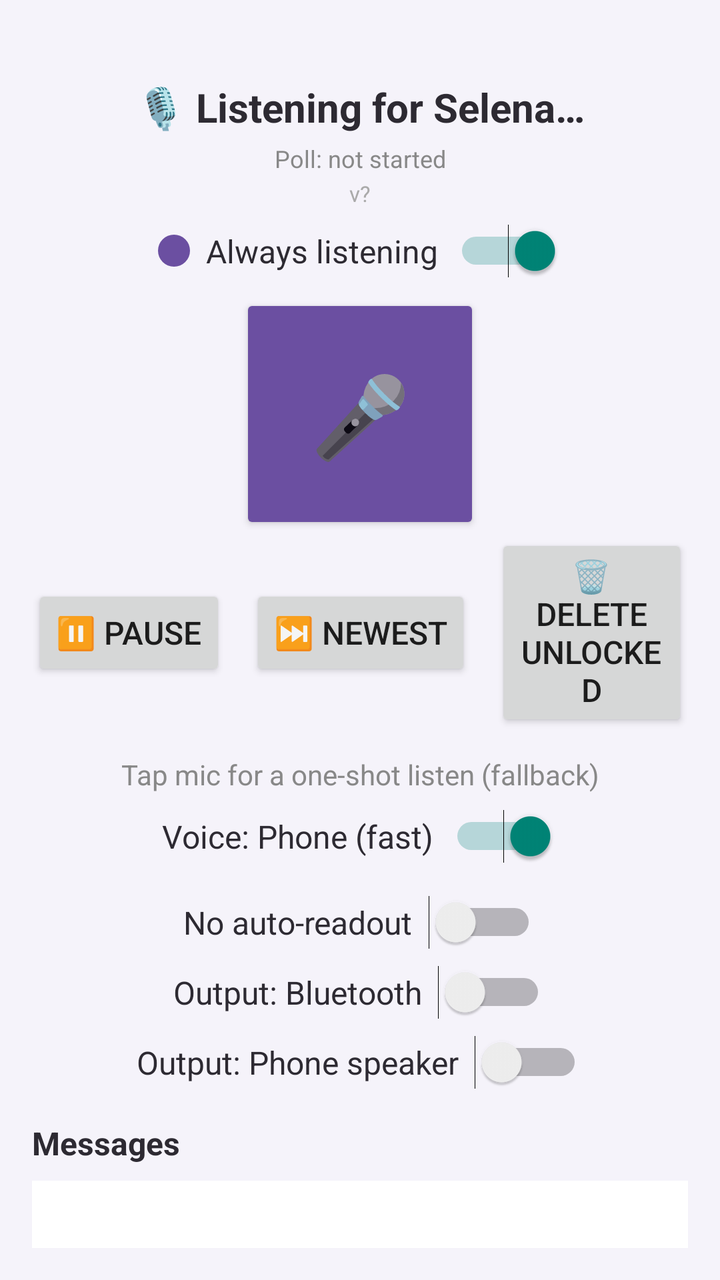
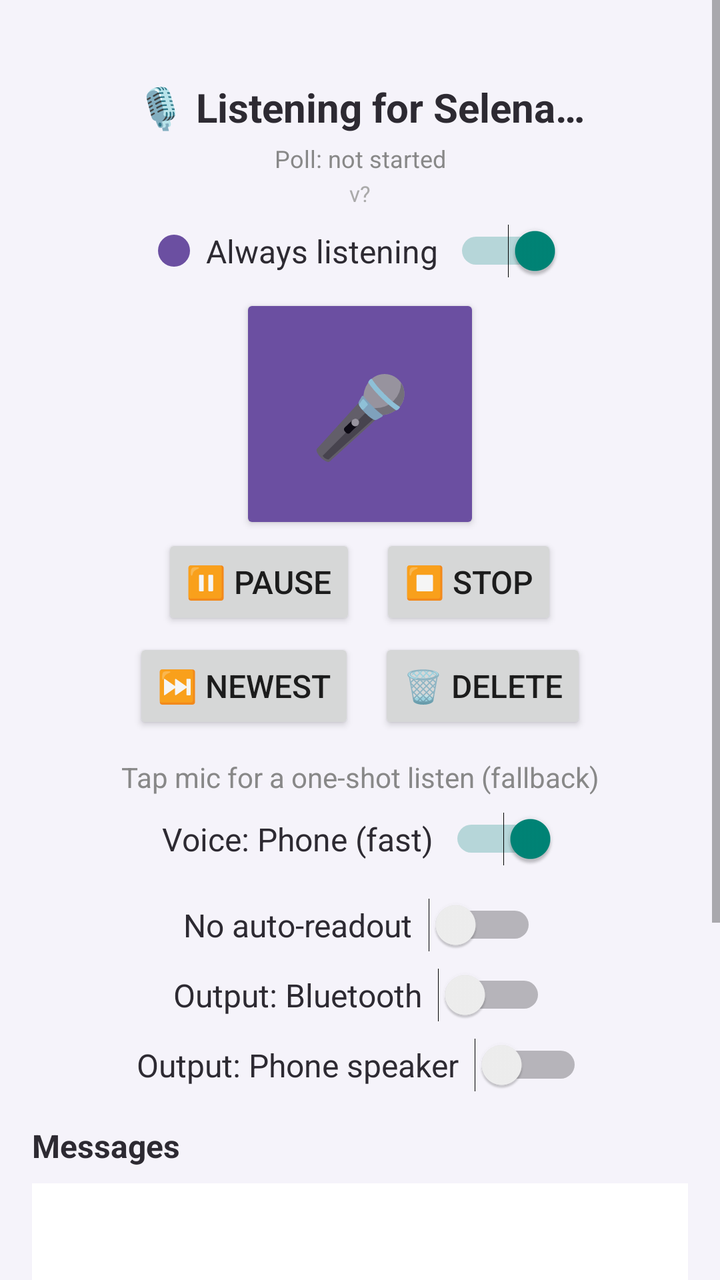

Screens rendered from an Android XML layout before and after an edit, with the pre-edit source and the edit as a unified diff.
<!-- AndroidManifest.xml: application theme android:Theme.Material.Light.NoActionBar -->
<!-- res/layout/activity_main.xml -->
<?xml version="1.0" encoding="utf-8"?>
<LinearLayout xmlns:android="http://schemas.android.com/apk/res/android"
    android:layout_width="match_parent"
    android:layout_height="match_parent"
    android:orientation="vertical"
    android:background="@color/selena_light"
    android:padding="16dp">

    
    <TextView
        android:id="@+id/statusText"
        android:layout_width="match_parent"
        android:layout_height="wrap_content"
        android:text="🎙️ Listening for Selena…"
        android:textSize="20sp"
        android:textStyle="bold"
        android:textColor="@color/selena_dark"
        android:gravity="center"
        android:paddingTop="24dp"
        android:paddingBottom="4dp" />

    
    <TextView
        android:id="@+id/pollStatusText"
        android:layout_width="match_parent"
        android:layout_height="wrap_content"
        android:text="Poll: not started"
        android:textSize="12sp"
        android:textColor="#888888"
        android:gravity="center"
        android:paddingBottom="2dp" />

    
    <TextView
        android:id="@+id/versionText"
        android:layout_width="match_parent"
        android:layout_height="wrap_content"
        android:text="v?"
        android:textSize="11sp"
        android:textColor="#AAAAAA"
        android:gravity="center"
        android:paddingBottom="8dp" />

    
    <Button
        android:id="@+id/updateBanner"
        android:layout_width="wrap_content"
        android:layout_height="wrap_content"
        android:layout_gravity="center"
        android:text="⬆️ Update available — tap to install"
        android:textSize="14sp"
        android:visibility="gone"
        android:backgroundTint="#2E7D32" />

    
    <LinearLayout
        android:layout_width="match_parent"
        android:layout_height="wrap_content"
        android:orientation="horizontal"
        android:gravity="center"
        android:paddingBottom="8dp">

        <View
            android:id="@+id/pulseDot"
            android:layout_width="16dp"
            android:layout_height="16dp"
            android:layout_marginEnd="8dp"
            android:background="@drawable/pulse_dot" />

        <TextView
            android:layout_width="wrap_content"
            android:layout_height="wrap_content"
            android:text="Always listening"
            android:textSize="16sp"
            android:textColor="@color/selena_dark"
            android:paddingEnd="8dp" />

        <Switch
            android:id="@+id/alwaysOnSwitch"
            android:layout_width="wrap_content"
            android:layout_height="wrap_content"
            android:checked="true" />
    </LinearLayout>

    
    <Button
        android:id="@+id/micButton"
        android:layout_width="120dp"
        android:layout_height="120dp"
        android:layout_gravity="center"
        android:text="🎤"
        android:textSize="40sp"
        android:backgroundTint="@color/selena_purple" />

    
    <LinearLayout
        android:layout_width="match_parent"
        android:layout_height="wrap_content"
        android:orientation="horizontal"
        android:gravity="center"
        android:paddingBottom="4dp">

        <Button
            android:id="@+id/pauseButton"
            android:layout_width="wrap_content"
            android:layout_height="wrap_content"
            android:text="⏸️ Pause"
            android:textSize="16sp"
            android:visibility="visible" />

        <Button
            android:id="@+id/skipButton"
            android:layout_width="wrap_content"
            android:layout_height="wrap_content"
            android:layout_marginStart="12dp"
            android:text="⏭️ Newest"
            android:textSize="16sp"
            android:visibility="visible" />

        <Button
            android:id="@+id/deleteUnlockedButton"
            android:layout_width="wrap_content"
            android:layout_height="wrap_content"
            android:layout_marginStart="12dp"
            android:text="🗑️ Delete unlocked"
            android:textSize="16sp"
            android:visibility="visible" />
    </LinearLayout>

    <TextView
        android:layout_width="match_parent"
        android:layout_height="wrap_content"
        android:text="Tap mic for a one-shot listen (fallback)"
        android:textSize="14sp"
        android:textColor="#888888"
        android:gravity="center"
        android:paddingTop="8dp"
        android:paddingBottom="8dp" />

    
    <LinearLayout
        android:layout_width="match_parent"
        android:layout_height="wrap_content"
        android:orientation="horizontal"
        android:gravity="center"
        android:paddingBottom="16dp">

        <TextView
            android:id="@+id/voiceModeLabel"
            android:layout_width="wrap_content"
            android:layout_height="wrap_content"
            android:text="Voice: Phone (fast)"
            android:textSize="16sp"
            android:textColor="@color/selena_dark"
            android:paddingEnd="8dp" />

        <Switch
            android:id="@+id/voiceModeSwitch"
            android:layout_width="wrap_content"
            android:layout_height="wrap_content"
            android:checked="true" />
    </LinearLayout>

    
    <LinearLayout
        android:layout_width="match_parent"
        android:layout_height="wrap_content"
        android:orientation="horizontal"
        android:gravity="center"
        android:paddingBottom="8dp">

        <TextView
            android:layout_width="wrap_content"
            android:layout_height="wrap_content"
            android:text="No auto-readout"
            android:textSize="16sp"
            android:textColor="@color/selena_dark"
            android:paddingEnd="8dp" />

        <Switch
            android:id="@+id/noReadoutSwitch"
            android:layout_width="wrap_content"
            android:layout_height="wrap_content"
            android:checked="false" />
    </LinearLayout>

    
    <LinearLayout
        android:layout_width="match_parent"
        android:layout_height="wrap_content"
        android:orientation="horizontal"
        android:gravity="center"
        android:paddingBottom="8dp">

        <TextView
            android:layout_width="wrap_content"
            android:layout_height="wrap_content"
            android:text="Output: Bluetooth"
            android:textSize="16sp"
            android:textColor="@color/selena_dark"
            android:paddingEnd="8dp" />

        <Switch
            android:id="@+id/btSwitch"
            android:layout_width="wrap_content"
            android:layout_height="wrap_content"
            android:checked="false" />
    </LinearLayout>

    <LinearLayout
        android:layout_width="match_parent"
        android:layout_height="wrap_content"
        android:orientation="horizontal"
        android:gravity="center"
        android:paddingBottom="16dp">

        <TextView
            android:layout_width="wrap_content"
            android:layout_height="wrap_content"
            android:text="Output: Phone speaker"
            android:textSize="16sp"
            android:textColor="@color/selena_dark"
            android:paddingEnd="8dp" />

        <Switch
            android:id="@+id/spkSwitch"
            android:layout_width="wrap_content"
            android:layout_height="wrap_content"
            android:checked="false" />
    </LinearLayout>

    
    <TextView
        android:layout_width="match_parent"
        android:layout_height="wrap_content"
        android:text="Messages"
        android:textSize="16sp"
        android:textStyle="bold"
        android:textColor="@color/selena_dark"
        android:paddingBottom="8dp" />

    <ScrollView
        android:id="@+id/logScroll"
        android:layout_width="match_parent"
        android:layout_height="0dp"
        android:layout_weight="1"
        android:background="#FFFFFF">

        <LinearLayout
            android:id="@+id/messageList"
            android:layout_width="match_parent"
            android:layout_height="wrap_content"
            android:orientation="vertical"
            android:padding="12dp" />
    </ScrollView>

</LinearLayout>
<!-- resources referenced by this layout -->
<resources>
  <color name="selena_dark">#2D2A32</color>
  <color name="selena_light">#F5F3FA</color>
  <color name="selena_purple">#6B4FA1</color>
  <!-- drawable pulse_dot (drawable) -->
  <?xml version="1.0" encoding="utf-8"?>
  <shape xmlns:android="http://schemas.android.com/apk/res/android"
      android:shape="oval">
      <solid android:color="@color/selena_purple" />
  </shape>
</resources>

<!-- the commit's change to res/layout/activity_main.xml (unified diff, before → after) -->
@@ -1,9 +1,14 @@
 <?xml version="1.0" encoding="utf-8"?>
-<LinearLayout xmlns:android="http://schemas.android.com/apk/res/android"
+<ScrollView xmlns:android="http://schemas.android.com/apk/res/android"
     android:layout_width="match_parent"
     android:layout_height="match_parent"
+    android:background="@color/selena_light"
+    android:fillViewport="true">
+
+<LinearLayout
+    android:layout_width="match_parent"
+    android:layout_height="wrap_content"
     android:orientation="vertical"
-    android:background="@color/selena_light"
     android:padding="16dp">
 
     
@@ -109,20 +114,36 @@
             android:visibility="visible" />
 
         <Button
+            android:id="@+id/stopButton"
+            android:layout_width="wrap_content"
+            android:layout_height="wrap_content"
+            android:layout_marginStart="12dp"
+            android:text="⏹️ Stop"
+            android:textSize="16sp"
+            android:visibility="visible" />
+    </LinearLayout>
+
+    <LinearLayout
+        android:layout_width="match_parent"
+        android:layout_height="wrap_content"
+        android:orientation="horizontal"
+        android:gravity="center"
+        android:paddingBottom="4dp">
+
+        <Button
             android:id="@+id/skipButton"
             android:layout_width="wrap_content"
             android:layout_height="wrap_content"
+            android:text="⏭️ Newest"
+            android:textSize="16sp"
+            android:visibility="visible" />
+
+        <Button
+            android:id="@+id/deleteUnlockedButton"
+            android:layout_width="wrap_content"
+            android:layout_height="wrap_content"
             android:layout_marginStart="12dp"
-            android:text="⏭️ Newest"
-            android:textSize="16sp"
-            android:visibility="visible" />
-
-        <Button
-            android:id="@+id/deleteUnlockedButton"
-            android:layout_width="wrap_content"
-            android:layout_height="wrap_content"
-            android:layout_marginStart="12dp"
-            android:text="🗑️ Delete unlocked"
+            android:text="🗑️ Delete"
             android:textSize="16sp"
             android:visibility="visible" />
     </LinearLayout>
@@ -239,11 +260,11 @@
         android:textColor="@color/selena_dark"
         android:paddingBottom="8dp" />
 
+    
     <ScrollView
         android:id="@+id/logScroll"
         android:layout_width="match_parent"
-        android:layout_height="0dp"
-        android:layout_weight="1"
+        android:layout_height="280dp"
         android:background="#FFFFFF">
 
         <LinearLayout
@@ -255,3 +276,4 @@
     </ScrollView>
 
 </LinearLayout>
+</ScrollView>
